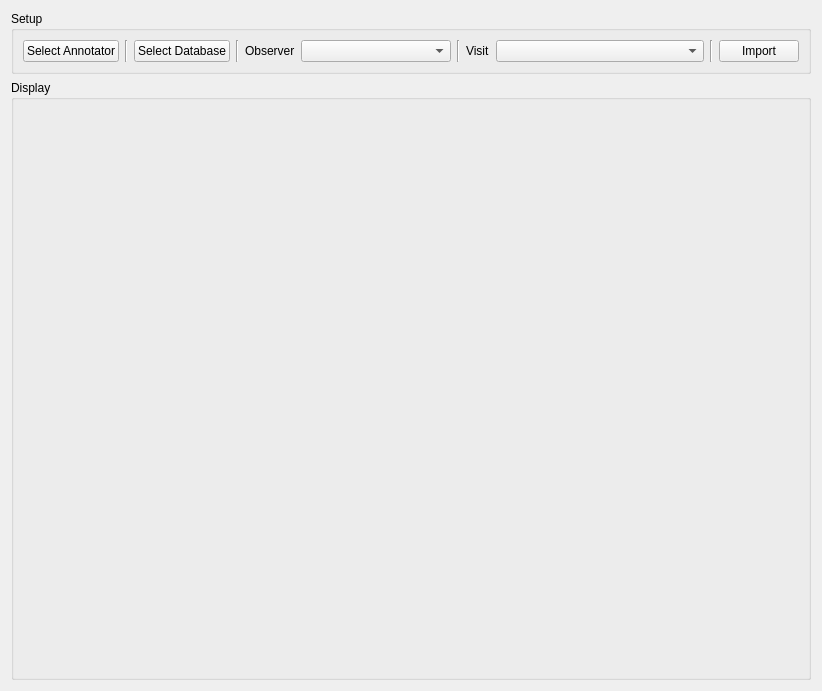
The window that fobs/central_widget.ui (persts/FirstObserver) describes before a commit, drawn with Qt 5.
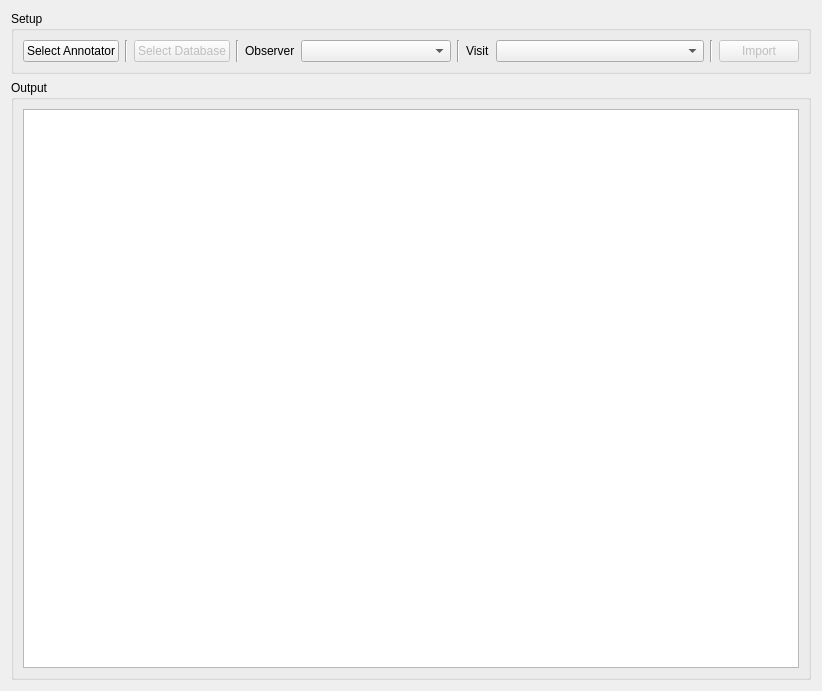
The same window after the commit.

The edit to the form file:
```diff
--- a/fobs/central_widget.ui
+++ b/fobs/central_widget.ui
@@ -36,6 +36,9 @@
       </item>
       <item>
        <widget class="QPushButton" name="pushButtonDatabase">
+        <property name="enabled">
+         <bool>false</bool>
+        </property>
         <property name="text">
          <string>Select Database</string>
         </property>
@@ -98,6 +101,9 @@
       </item>
       <item>
        <widget class="QPushButton" name="pushButtonImport">
+        <property name="enabled">
+         <bool>false</bool>
+        </property>
         <property name="text">
          <string>Import</string>
         </property>
@@ -121,8 +127,13 @@
       </size>
      </property>
      <property name="title">
-      <string>Display</string>
+      <string>Output</string>
      </property>
+     <layout class="QVBoxLayout" name="verticalLayout_2">
+      <item>
+       <widget class="QTextBrowser" name="textBrowser"/>
+      </item>
+     </layout>
     </widget>
    </item>
   </layout>
```
